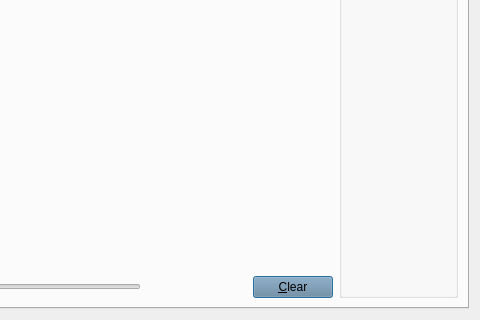
This is src/qt/forms/rpcconsole.ui in DevelCurrency/AztecCoin as Qt 5 draws it before an edit; both pictures show x 260 to 740 and y 148 to 468 of the 740 by 468 pixel window. The edited form follows.
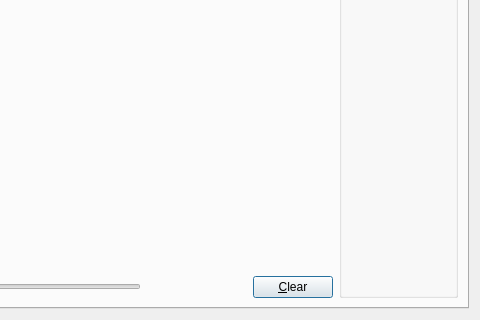
This is the edited form. The open tabs and pages were chosen to show the change. Icons and pictures are not drawn. Custom widgets are drawn as their Qt base class.

Patch:
```diff
--- a/src/qt/forms/rpcconsole.ui
+++ b/src/qt/forms/rpcconsole.ui
@@ -13,9 +13,6 @@
   <property name="windowTitle">
    <string>azteccoin - Debug window</string>
   </property>
-  <property name="styleSheet">
-   <string notr="true">background-image: url(:/images/bkg);</string>
-  </property>
   <layout class="QVBoxLayout" name="verticalLayout_2">
    <item>
     <widget class="QTabWidget" name="tabWidget">
@@ -582,10 +579,6 @@
            </item>
            <item>
             <widget class="QPushButton" name="btnClearTrafficGraph">
-             <property name="styleSheet">
-              <string notr="true">background-color: rgb(106, 131, 154);
-background-image: url(:/images/bgbfree);</string>
-             </property>
              <property name="text">
               <string>&amp;Clear</string>
              </property>
```
Left out of the diff: 24 changed lines with no effect on the pictures.
